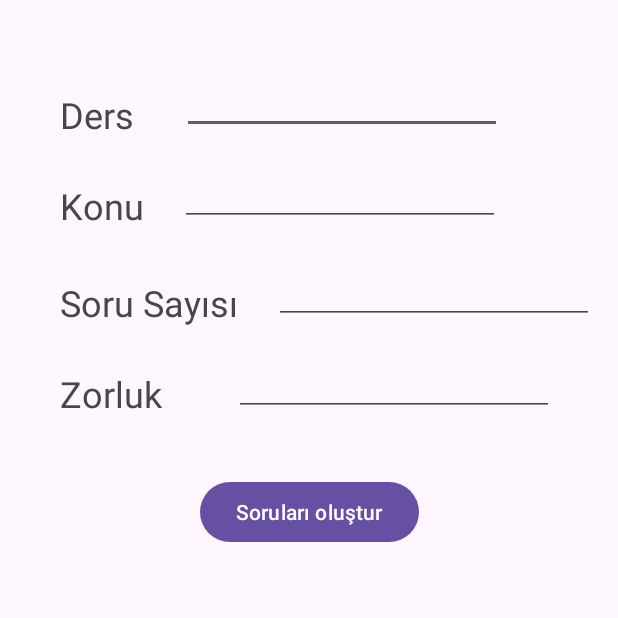
After one commit to Serhat68TR/Hackathon-2024-Projesi, an Android app: the GeminiQuizActivity screen opened directly, with no data from a screen before it, on a phone screen of 412 x 824 dp, the top half of it. The commit adds this screen. Run offline under Robolectric (Android 15) with nearby library versions, the phone set to English and light mode, and no system bars; libraries missing offline, so code that uses them is left out: com.google.ai.client; Roboto replaces fonts that are not available here.

Commit message:
add gemini

```diff
--- /dev/null
+++ b/hackhaton_ticaret_mektebi/app/src/main/java/com/example/hackhaton_ticaret_mektebi/GeminiQuizActivity.java
@@ -0,0 +1,141 @@
+package com.example.hackhaton_ticaret_mektebi;
+
+import android.Manifest;
+import android.content.pm.PackageManager;
+import android.os.Bundle;
+import android.os.Environment;
+import android.text.TextUtils;
+import android.view.View;
+import android.widget.Button;
+import android.widget.EditText;
+import android.widget.TextView;
+import android.widget.Toast;
+
+import androidx.activity.EdgeToEdge;
+import androidx.annotation.NonNull;
+import androidx.appcompat.app.AppCompatActivity;
+import androidx.core.app.ActivityCompat;
+import androidx.core.content.ContextCompat;
+
+import com.google.ai.client.generativeai.GenerativeModel;
+import com.google.ai.client.generativeai.java.GenerativeModelFutures;
+import com.google.ai.client.generativeai.type.Content;
+import com.google.ai.client.generativeai.type.GenerateContentResponse;
+import com.google.common.util.concurrent.FutureCallback;
+import com.google.common.util.concurrent.Futures;
+import com.google.common.util.concurrent.ListenableFuture;
+
+import java.io.File;
+import java.io.FileOutputStream;
+import java.util.concurrent.Executor;
+import java.util.concurrent.Executors;
+
+import android.os.Bundle;
+import android.widget.EditText;
+import androidx.appcompat.app.AppCompatActivity;
+
+public class GeminiQuizActivity extends AppCompatActivity {
+
+    private static final int WRITE_PERMISSION_REQUEST_CODE = 1000;
+    private String apiKey = "AIzaSyAl49b9RagN8JXPPM86EcTg1tWcF37whmM";
+    private String resultText;
+    private String cevap = "";
+    private EditText ders, konu, sayi, zorluk;
+    private TextView sonucText; // Changed variable name for consistency
+    private Button button;
+
+    @Override
+    protected void onCreate(Bundle savedInstanceState) {
+        super.onCreate(savedInstanceState);
+        EdgeToEdge.enable(this);
+        setContentView(R.layout.activity_gemini_quiz);
+
+        ders = findViewById(R.id.editTextDers);
+        konu = findViewById(R.id.editTextKonu);
+        sayi = findViewById(R.id.editTextSayi);
+        zorluk = findViewById(R.id.editTextZorluk);
+        sonucText = findViewById(R.id.sonuc); // Corrected the view ID
+        button = findViewById(R.id.soruOlustur);
+
+        button.setOnClickListener(new View.OnClickListener() {
+            @Override
+            public void onClick(View v) {
+                // Input validation
+                if (TextUtils.isEmpty(ders.getText()) || TextUtils.isEmpty(konu.getText()) ||
+                        TextUtils.isEmpty(sayi.getText()) || TextUtils.isEmpty(zorluk.getText())) {
+                    Toast.makeText(GeminiQuizActivity.this, "Lütfen tüm alanları doldurun!", Toast.LENGTH_SHORT).show();
+                    return;
+                }
+
+                String soru = ders.getText().toString() + " dersinden " +
+                        konu.getText().toString() + " konusundan " +
+                        zorluk.getText().toString() + " zorluk seviyesinde " +
+                        sayi.getText().toString() + " adet test sorusu hazırla";
+
+                // API modelini oluşturma
+                GenerativeModel gm = new GenerativeModel("gemini-1.5-flash", apiKey);
+                GenerativeModelFutures model = GenerativeModelFutures.from(gm);
+
+                Content content = new Content.Builder().addText(soru).build();
+
+                Executor executor = Executors.newSingleThreadExecutor();
+                ListenableFuture<GenerateContentResponse> response = model.generateContent(content);
+
+                Futures.addCallback(response, new FutureCallback<GenerateContentResponse>() {
+                    @Override
+                    public void onSuccess(GenerateContentResponse result) {
+                        try {
+                            resultText = result.getText();
+                            cevap = resultText;
+                            runOnUiThread(() -> sonucText.setText(cevap)); // Update the TextView with the result
+                            createPDF();
+                        } catch (Exception e) {
+                            runOnUiThread(() -> Toast.makeText(getApplicationContext(), "Bir hata oluştu", Toast.LENGTH_SHORT).show());
+                            e.printStackTrace();
+                        }
+                    }
+
+                    @Override
+                    public void onFailure(Throwable t) {
+                        runOnUiThread(() -> Toast.makeText(getApplicationContext(), "API çağrısı başarısız oldu", Toast.LENGTH_SHORT).show());
+                        t.printStackTrace();
+                    }
+                }, executor);
+            }
+        });
+    }
+
+    private void createPDF() {
+        // Check for WRITE_EXTERNAL_STORAGE permission
+        if (ContextCompat.checkSelfPermission(this, Manifest.permission.WRITE_EXTERNAL_STORAGE) != PackageManager.PERMISSION_GRANTED) {
+            ActivityCompat.requestPermissions(this, new String[]{Manifest.permission.WRITE_EXTERNAL_STORAGE}, WRITE_PERMISSION_REQUEST_CODE);
+        } else {
+            try {
+                // PDF dosyasının kaydedileceği yol
+                String pdfPath = getExternalFilesDir(null).toString();
+                File file = new File(pdfPath, konu.getText().toString() + ".pdf"); // Save as .txt
+
+                FileOutputStream outputStream = new FileOutputStream(file);
+                outputStream.write(cevap.getBytes());
+                outputStream.close();
+
+                runOnUiThread(() -> Toast.makeText(this, "Dosya Oluşturuldu: " + file.getAbsolutePath(), Toast.LENGTH_LONG).show());
+            } catch (Exception e) {
+                e.printStackTrace();
+                runOnUiThread(() -> Toast.makeText(this, "Dosya oluşturulamadı: " + e.getMessage(), Toast.LENGTH_LONG).show());
+            }
+        }
+    }
+
+    @Override
+    public void onRequestPermissionsResult(int requestCode, @NonNull String[] permissions, @NonNull int[] grantResults) {
+        super.onRequestPermissionsResult(requestCode, permissions, grantResults);
+        if (requestCode == WRITE_PERMISSION_REQUEST_CODE) {
+            if (grantResults.length > 0 && grantResults[0] == PackageManager.PERMISSION_GRANTED) {
+                createPDF(); // Re-attempt PDF creation if permission was granted
+            } else {
+                Toast.makeText(this, "Dosya yazma izni verilmedi", Toast.LENGTH_SHORT).show();
+            }
+        }
+    }
+}
--- /dev/null
+++ b/hackhaton_ticaret_mektebi/app/src/main/res/layout/activity_gemini_quiz.xml
@@ -0,0 +1,120 @@
+<?xml version="1.0" encoding="utf-8"?>
+<androidx.constraintlayout.widget.ConstraintLayout xmlns:android="http://schemas.android.com/apk/res/android"
+    xmlns:app="http://schemas.android.com/apk/res-auto"
+    xmlns:tools="http://schemas.android.com/tools"
+    android:id="@+id/main"
+    android:layout_width="match_parent"
+    android:layout_height="match_parent"
+    tools:context=".GeminiQuizActivity">
+
+    <TextView
+        android:id="@+id/textView"
+        android:layout_width="wrap_content"
+        android:layout_height="wrap_content"
+        android:layout_marginStart="40dp"
+        android:layout_marginTop="28dp"
+        android:text="Zorluk"
+        android:textSize="24sp"
+        app:layout_constraintStart_toStartOf="parent"
+        app:layout_constraintTop_toBottomOf="@+id/textView3" />
+
+    <TextView
+        android:id="@+id/textView4"
+        android:layout_width="wrap_content"
+        android:layout_height="wrap_content"
+        android:layout_marginStart="40dp"
+        android:layout_marginTop="60dp"
+        android:text="Ders"
+        android:textSize="24sp"
+        app:layout_constraintStart_toStartOf="parent"
+        app:layout_constraintTop_toTopOf="parent" />
+
+    <TextView
+        android:id="@+id/textView2"
+        android:layout_width="wrap_content"
+        android:layout_height="wrap_content"
+        android:layout_marginStart="40dp"
+        android:layout_marginTop="28dp"
+        android:text="Konu"
+        android:textSize="24sp"
+        app:layout_constraintStart_toStartOf="parent"
+        app:layout_constraintTop_toBottomOf="@+id/textView4" />
+
+    <TextView
+        android:id="@+id/textView3"
+        android:layout_width="wrap_content"
+        android:layout_height="wrap_content"
+        android:layout_marginStart="40dp"
+        android:layout_marginTop="32dp"
+        android:text="Soru Sayısı"
+        android:textSize="24sp"
+        app:layout_constraintStart_toStartOf="parent"
+        app:layout_constraintTop_toBottomOf="@+id/textView2" />
+
+    <EditText
+        android:id="@+id/editTextDers"
+        android:layout_width="wrap_content"
+        android:layout_height="wrap_content"
+        android:layout_marginStart="32dp"
+        android:layout_marginTop="44dp"
+        android:ems="10"
+        android:inputType="text"
+        app:layout_constraintStart_toEndOf="@+id/textView4"
+        app:layout_constraintTop_toTopOf="parent" />
+
+    <EditText
+        android:id="@+id/editTextKonu"
+        android:layout_width="wrap_content"
+        android:layout_height="wrap_content"
+        android:layout_marginStart="24dp"
+        android:layout_marginTop="16dp"
+        android:ems="10"
+        android:inputType="text"
+        app:layout_constraintStart_toEndOf="@+id/textView2"
+        app:layout_constraintTop_toBottomOf="@+id/editTextDers" />
+
+    <EditText
+        android:id="@+id/editTextSayi"
+        android:layout_width="wrap_content"
+        android:layout_height="wrap_content"
+        android:layout_marginStart="24dp"
+        android:layout_marginTop="20dp"
+        android:ems="10"
+        android:inputType="text"
+        app:layout_constraintStart_toEndOf="@+id/textView3"
+        app:layout_constraintTop_toBottomOf="@+id/editTextKonu" />
+
+    <EditText
+        android:id="@+id/editTextZorluk"
+        android:layout_width="wrap_content"
+        android:layout_height="wrap_content"
+        android:layout_marginStart="48dp"
+        android:layout_marginTop="16dp"
+        android:ems="10"
+        android:inputType="text"
+        app:layout_constraintStart_toEndOf="@+id/textView"
+        app:layout_constraintTop_toBottomOf="@+id/editTextSayi" />
+
+    <Button
+        android:id="@+id/soruOlustur"
+        android:layout_width="wrap_content"
+        android:layout_height="wrap_content"
+        android:layout_marginTop="40dp"
+        android:text="Soruları oluştur"
+        app:layout_constraintEnd_toEndOf="parent"
+        app:layout_constraintStart_toStartOf="parent"
+        app:layout_constraintTop_toBottomOf="@+id/editTextZorluk" />
+
+    <TextView
+        android:id="@+id/sonuc"
+        android:layout_width="wrap_content"
+        android:layout_height="wrap_content"
+        android:layout_marginTop="36dp"
+        android:textSize="20sp"
+        app:layout_constraintEnd_toEndOf="parent"
+        app:layout_constraintHorizontal_bias="0.498"
+        app:layout_constraintStart_toStartOf="parent"
+        app:layout_constraintTop_toBottomOf="@+id/soruOlustur" />
+
+
+</androidx.constraintlayout.widget.ConstraintLayout>
--- a/hackhaton_ticaret_mektebi/app/src/main/res/layout/activity_main.xml
+++ b/hackhaton_ticaret_mektebi/app/src/main/res/layout/activity_main.xml
@@ -98,7 +98,8 @@
         android:layout_height="wrap_content"
         android:layout_marginTop="20dp"
         android:text="Şifremi Unuttum :("
-        app:layout_constraintTop_toBottomOf="@+id/password_login"
-        tools:layout_editor_absoluteX="123dp" />
+        app:layout_constraintEnd_toEndOf="parent"
+        app:layout_constraintStart_toStartOf="parent"
+        app:layout_constraintTop_toBottomOf="@+id/password_login" />
 
 </androidx.constraintlayout.widget.ConstraintLayout>
```
Also changed, not shown: hackhaton_ticaret_mektebi/app/build.gradle.kts (+17 -1 lines), hackhaton_ticaret_mektebi/app/src/main/AndroidManifest.xml (+16 -21 lines), hackhaton_ticaret_mektebi/app/src/main/java/com/example/hackhaton_ticaret_mektebi/GeminiActivity.java (added, +48 -0 lines), hackhaton_ticaret_mektebi/app/src/main/java/com/example/hackhaton_ticaret_mektebi/GeminiNotActivity.java (added, +133 -0 lines), hackhaton_ticaret_mektebi/app/src/main/java/com/example/hackhaton_ticaret_mektebi/UserMainActivity.java (+10 -0 lines), hackhaton_ticaret_mektebi/app/src/main/res/layout/activity_gemini.xml (added, +29 -0 lines), hackhaton_ticaret_mektebi/app/src/main/res/layout/activity_gemini_not.xml (added, +52 -0 lines).
